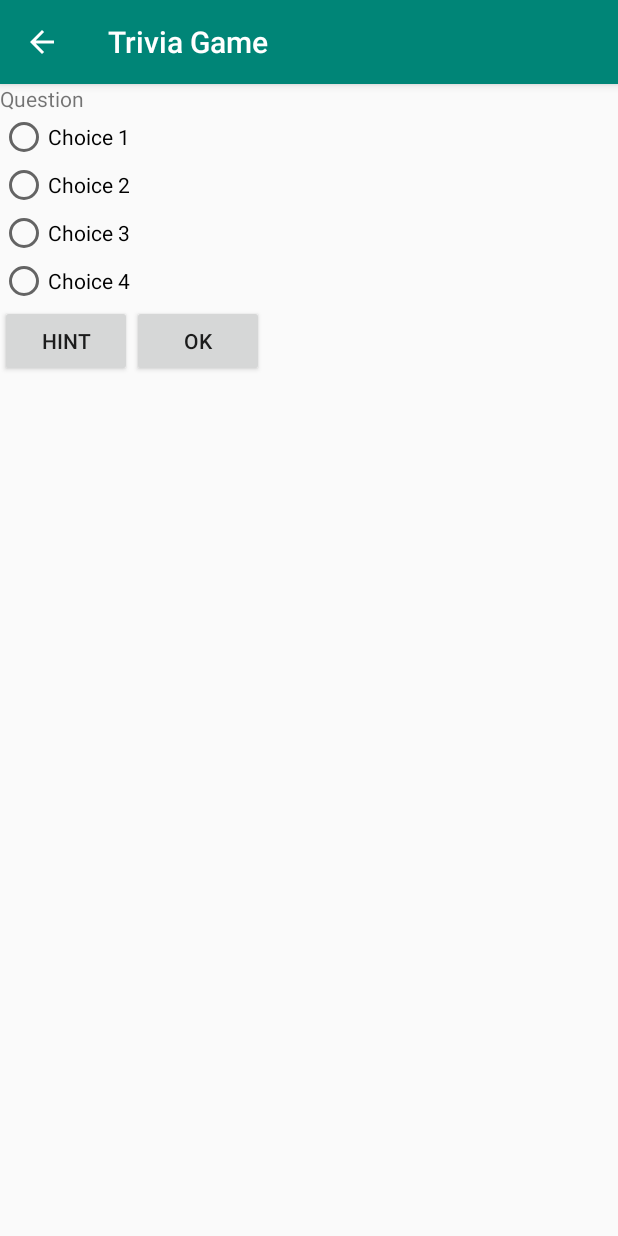
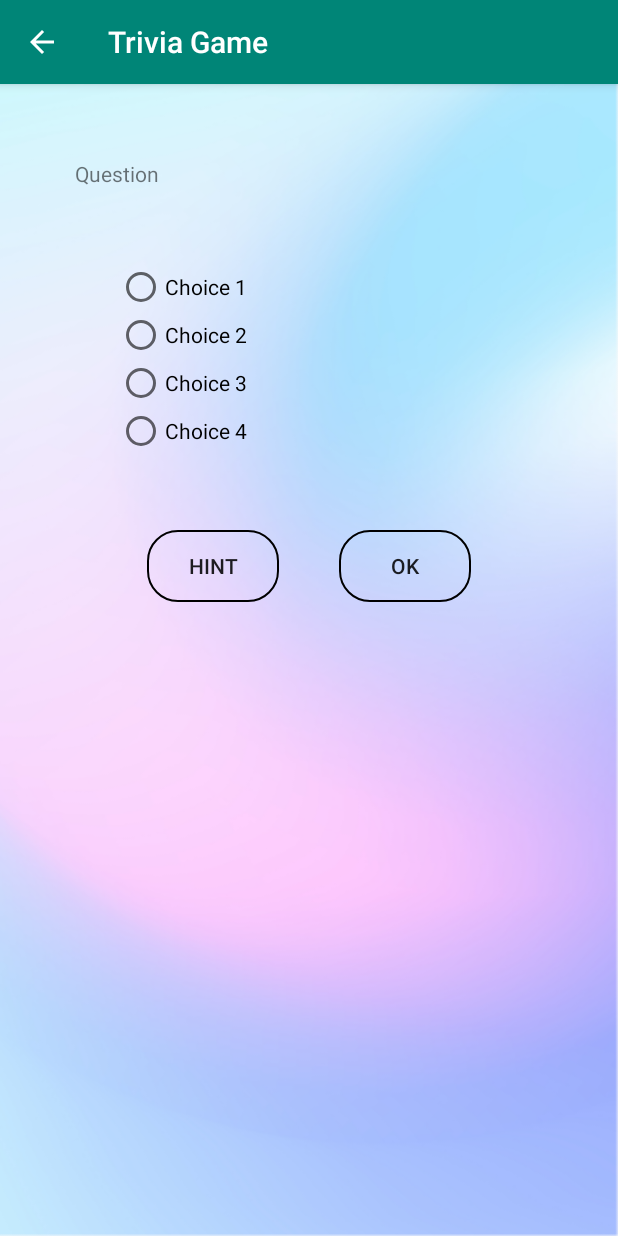
Before and after one commit to nishit94/FamilyTrivia, an Android app: the Triviagame screen opened directly, with no data from a screen before it, on a phone screen of 412 x 824 dp. Run offline under Robolectric (Android 15) with nearby library versions, the phone set to English and light mode, and no system bars.

Commit message:
completed do you remember design

```diff
--- a/app/build.gradle
+++ b/app/build.gradle
@@ -30,6 +30,7 @@ dependencies {
     implementation 'com.android.support.constraint:constraint-layout:1.1.3'
     implementation 'com.android.support:design:28.0.0'
     implementation 'com.google.firebase:firebase-database:16.0.4'
+    implementation 'com.google.firebase:firebase-storage:16.0.4'
     testImplementation 'junit:junit:4.12'
     androidTestImplementation 'com.android.support.test:runner:1.0.2'
     androidTestImplementation 'com.android.support.test.espresso:espresso-core:3.0.2'
--- a/app/src/main/AndroidManifest.xml
+++ b/app/src/main/AndroidManifest.xml
@@ -13,10 +13,14 @@
         android:roundIcon="@mipmap/ic_launcher_round"
         android:supportsRtl="true"
         android:theme="@style/AppTheme">
+        <activity android:name=".Dourem"
+            android:label="Do you remember?"
+            android:parentActivityName=".Home"/>
         <activity
             android:name=".Triviagame"
             android:label="Trivia Game"
             android:parentActivityName=".Home" />
+
         <activity
             android:name=".forgotpassword"
             android:label="Recover Password"
@@ -28,7 +32,6 @@
             android:name=".Register"
             android:label="Register"
             android:parentActivityName=".MainActivity" />
-
         <activity android:name=".MainActivity">
             <intent-filter>
                 <action android:name="android.intent.action.MAIN" />
--- a/app/src/main/java/com/example/familyapp/Register.java
+++ b/app/src/main/java/com/example/familyapp/Register.java
@@ -56,7 +56,7 @@ public class Register extends AppCompatActivity implements View.OnClickListener
     private Button registerUser;
     private Calendar calendar = Calendar.getInstance();
     private int GALLERY = 1, CAMERA = 2;
-    private static final String IMAGE_DIRECTORY = "/demonuts";
+    public static final String IMAGE_DIRECTORY = "/FamilyApp";
 
     private FirebaseAuth firebaseAuth;
     private CircleImageView uploadPic;
@@ -66,7 +66,7 @@ public class Register extends AppCompatActivity implements View.OnClickListener
         super.onCreate(savedInstanceState);
         setContentView(R.layout.activity_register);
 
-        requestMultiplePermissions();
+
 
         firstName = findViewById(R.id.first);
         lastName = findViewById(R.id.last);
@@ -288,6 +288,7 @@ public class Register extends AppCompatActivity implements View.OnClickListener
             Intent intent = new Intent(Register.this, MainActivity.class);
             startActivity(intent);
         } else if (v == uploadPic) {
+            requestMultiplePermissions();
             uploadProfilepicture();
         }
     }
--- a/app/src/main/res/layout/activity_forgotpassword.xml
+++ b/app/src/main/res/layout/activity_forgotpassword.xml
@@ -5,7 +5,8 @@
     android:layout_width="match_parent"
     android:layout_height="match_parent"
     android:orientation="vertical"
-    tools:context=".forgotpassword">
+    tools:context=".forgotpassword"
+    android:background="@drawable/bg1">
 
     <ScrollView
         android:layout_width="match_parent"
--- a/app/src/main/res/layout/activity_main.xml
+++ b/app/src/main/res/layout/activity_main.xml
@@ -4,7 +4,8 @@
     xmlns:tools="http://schemas.android.com/tools"
     android:layout_width="match_parent"
     android:layout_height="match_parent"
-    tools:context=".MainActivity">
+    tools:context=".MainActivity"
+    android:background="@drawable/bg1">
 
     <ScrollView
         android:layout_width="match_parent"
--- a/app/src/main/res/layout/activity_register.xml
+++ b/app/src/main/res/layout/activity_register.xml
@@ -2,7 +2,8 @@
 <RelativeLayout xmlns:android="http://schemas.android.com/apk/res/android"
     xmlns:app="http://schemas.android.com/apk/res-auto"
     android:layout_width="match_parent"
-    android:layout_height="match_parent">
+    android:layout_height="match_parent"
+    android:background="@drawable/bg1">
 
     <ScrollView
         android:layout_width="match_parent"
--- a/app/src/main/res/layout/activity_triviagame.xml
+++ b/app/src/main/res/layout/activity_triviagame.xml
@@ -4,28 +4,34 @@
     xmlns:tools="http://schemas.android.com/tools"
     android:layout_width="match_parent"
     android:layout_height="match_parent"
-    tools:context=".Triviagame">
+    tools:context=".Triviagame" android:background="@drawable/bg1">
+
+    <TextView
+        android:id="@+id/que"
+        android:layout_width="wrap_content"
+        android:layout_height="wrap_content"
+        android:text="Question"
+        android:layout_margin="50dp"/>
 
     <LinearLayout
-        android:layout_width="match_parent"
+        android:id="@+id/option"
+        android:layout_below="@id/que"
+        android:layout_centerInParent="true"
+        android:layout_width="wrap_content"
         android:layout_height="wrap_content"
         android:orientation="vertical"
-        android:layout_centerHorizontal="true"
-        >
-
-            <TextView
+        android:background="@android:color/transparent">
+            <RadioGroup
+                android:id="@+id/choice"
                 android:layout_width="wrap_content"
                 android:layout_height="wrap_content"
-                android:text="Question" />
-
-            <RadioGroup
-                android:layout_width="wrap_content"
-                android:layout_height="wrap_content">
+                android:textAlignment="center">
 
                 <RadioButton
                     android:layout_width="wrap_content"
                     android:layout_height="wrap_content"
-                    android:text="Choice 1 " />
+                    android:text="Choice 1 "
+                    />
 
                 <RadioButton
                     android:layout_width="wrap_content"
@@ -46,19 +52,23 @@
             android:layout_width="wrap_content"
             android:layout_height="wrap_content"
             android:orientation="horizontal"
-            >
+            android:layout_marginTop="30dp">
 
             <Button
                 android:layout_width="wrap_content"
                 android:layout_height="wrap_content"
                 android:layout_weight="1"
-                android:text="Hint" />
+                android:text="Hint"
+                android:layout_margin="20dp"
+                android:background="@drawable/editbutton"/>
 
             <Button
                 android:layout_width="wrap_content"
                 android:layout_height="wrap_content"
                 android:layout_weight="1"
-                android:text="OK" />
+                android:layout_margin="20dp"
+                android:text="OK"
+                android:background="@drawable/editbutton"/>
         </LinearLayout>
     </LinearLayout>
 </RelativeLayout>
```
Also changed, not shown: app/src/main/java/com/example/familyapp/Dourem.java (added, +13 -0 lines), app/src/main/java/com/example/familyapp/HomeFragment.java (+7 -3 lines), app/src/main/res/drawable/fragmentbutton.xml (+6 -5 lines), app/src/main/res/layout/activity_dourem.xml (added, +62 -0 lines), app/src/main/res/drawable/attachimage.png (added), app/src/main/res/drawable/recordaudio.png (added).
